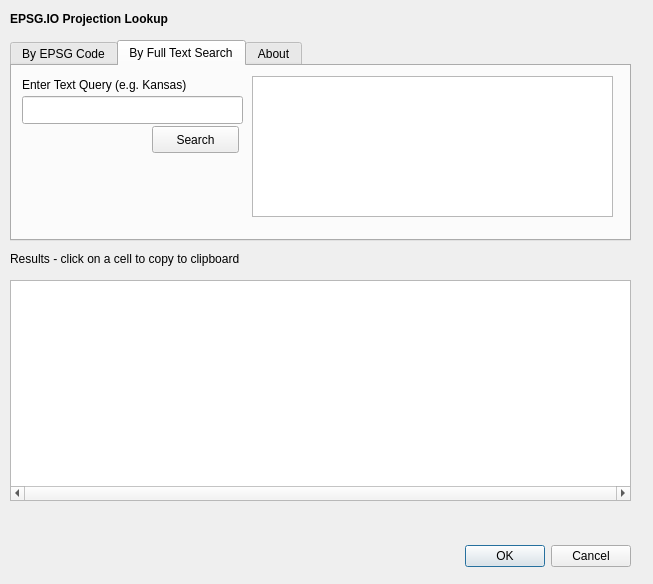
Above: EPSGIOLookup/epsgiolookup/ui_epsgiolookup.ui from stevefaeembra/EPSGIOLookupPlugin before the change. Below: the same form after it.
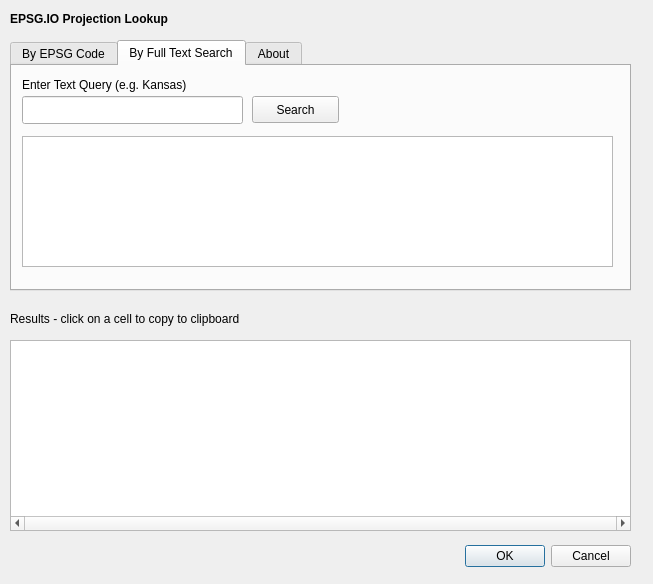
That is the form after the change.

Commit message: got multiple matches to appear after a successful lookup; also handled lookup failures.

Patch:
```diff
--- a/EPSGIOLookup/epsgiolookup/ui_epsgiolookup.ui
+++ b/EPSGIOLookup/epsgiolookup/ui_epsgiolookup.ui
@@ -54,7 +54,7 @@
      <x>10</x>
      <y>40</y>
      <width>621</width>
-     <height>201</height>
+     <height>251</height>
     </rect>
    </property>
    <property name="currentIndex">
@@ -137,23 +137,23 @@
     <widget class="QPushButton" name="pushButton_FullTextSearch">
      <property name="geometry">
       <rect>
-       <x>140</x>
-       <y>60</y>
-       <width>87</width>
-       <height>27</height>
-      </rect>
-     </property>
-     <property name="text">
-      <string>Search</string>
-     </property>
-    </widget>
-    <widget class="QListWidget" name="listWidget">
-     <property name="geometry">
-      <rect>
        <x>240</x>
-       <y>10</y>
-       <width>361</width>
-       <height>141</height>
+       <y>30</y>
+       <width>87</width>
+       <height>27</height>
+      </rect>
+     </property>
+     <property name="text">
+      <string>Search</string>
+     </property>
+    </widget>
+    <widget class="QListWidget" name="listWidget">
+     <property name="geometry">
+      <rect>
+       <x>10</x>
+       <y>70</y>
+       <width>591</width>
+       <height>131</height>
       </rect>
      </property>
     </widget>
@@ -187,7 +187,7 @@
    <property name="geometry">
     <rect>
      <x>10</x>
-     <y>250</y>
+     <y>310</y>
      <width>391</width>
      <height>18</height>
     </rect>
@@ -200,9 +200,9 @@
    <property name="geometry">
     <rect>
      <x>10</x>
-     <y>280</y>
+     <y>340</y>
      <width>621</width>
-     <height>221</height>
+     <height>191</height>
     </rect>
    </property>
    <property name="sizePolicy">
```
Left out of the diff: 2 changed lines with no effect on the pictures. The commit also changes 2 other files.
